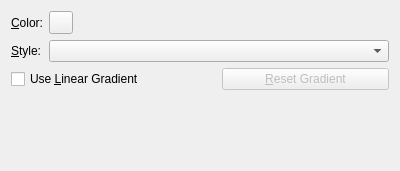
This is src/libkstapp/filltab.ui in Kst-plot/kst as Qt 5 draws it before an edit. The edited form follows.
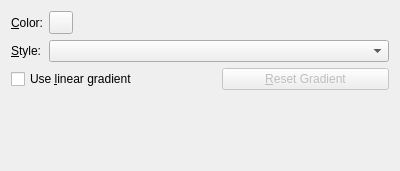
This is the edited form. Custom widgets are drawn as their Qt base class.

```diff
--- a/src/libkstapp/filltab.ui
+++ b/src/libkstapp/filltab.ui
@@ -69,7 +69,7 @@
      <item row="2" column="0" colspan="2">
       <widget class="QCheckBox" name="_useGradient">
        <property name="text">
-        <string>Use &amp;Linear Gradient</string>
+        <string>Use &amp;linear gradient</string>
        </property>
       </widget>
      </item>
```
